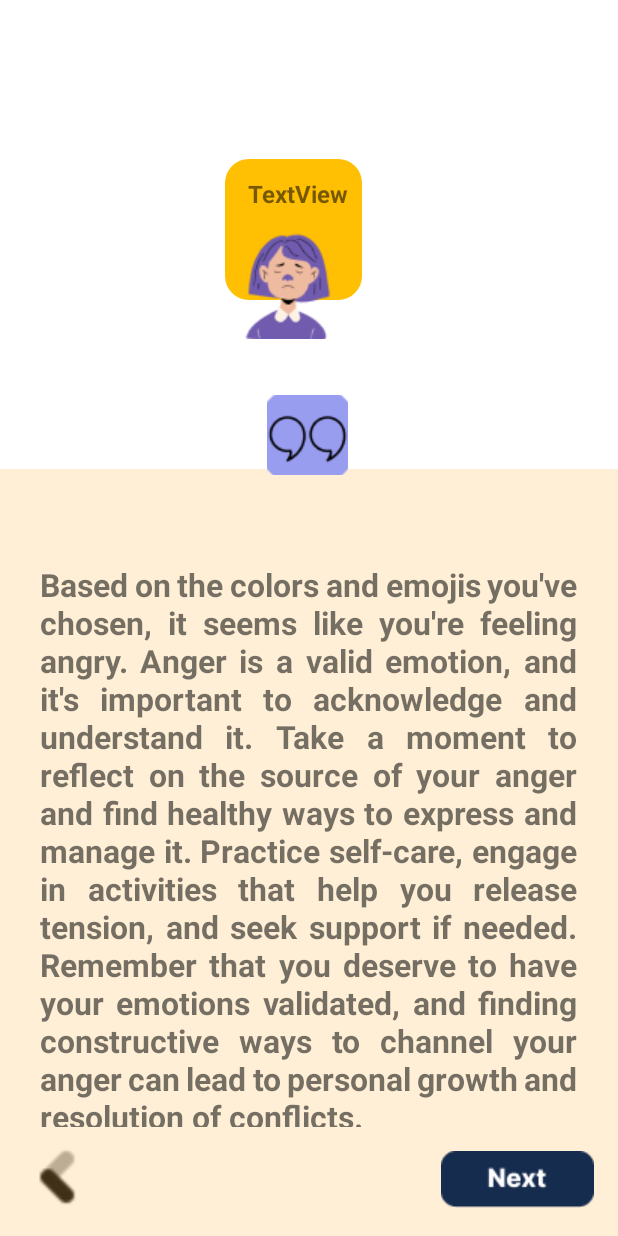
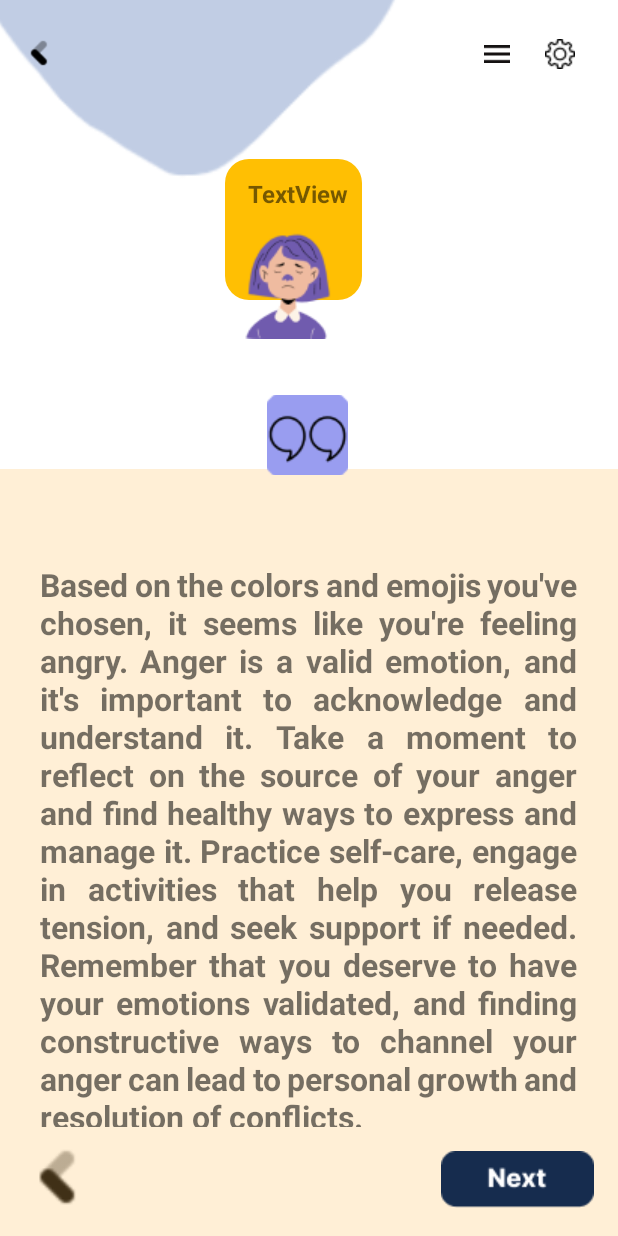
Before and after one commit to StayFrosht/Serenity, an Android app: the Combo screen opened directly, with no data from a screen before it, on a phone screen of 412 x 824 dp. Run offline under Robolectric (Android 15) with nearby library versions, the phone set to English and light mode, and no system bars; 1 statement that could not run was skipped.

Commit message:
Added Random Quotes Functionality, added page Quote and combo : Menu, Back, Settings, Functionality

```diff
--- a/app/src/main/java/com/example/application/Combo.java
+++ b/app/src/main/java/com/example/application/Combo.java
@@ -34,12 +34,35 @@ public class Combo extends AppCompatActivity {
 
         // Update the emote image and text
         setEmote(emote);
-
-        ImageView backButton = findViewById(R.id.back2);
+        ImageView btnNext = findViewById(R.id.btnNext);
+        btnNext.setOnClickListener(new View.OnClickListener() {
+            @Override
+            public void onClick(View v) {
+                Intent intent = new Intent(Combo.this, com.example.application.Quote.class);
+                startActivity(intent);
+            }
+        });
+        ImageView backButton = findViewById(R.id.btnBack5);
         backButton.setOnClickListener(new View.OnClickListener() {
             @Override
             public void onClick(View v) {
                 finish(); // Close the current activity and return to the previous page
+            }
+        });
+        ImageView btnMenu = findViewById(R.id.btnMenu5);
+        btnMenu.setOnClickListener(new View.OnClickListener() {
+            @Override
+            public void onClick(View v) {
+                Intent intent = new Intent(Combo.this, com.example.application.MainAct.class);
+                startActivity(intent);
+            }
+        });
+        ImageView btnSettings = findViewById(R.id.btnSetting5);
+        btnSettings.setOnClickListener(new View.OnClickListener() {
+            @Override
+            public void onClick(View v) {
+                Intent intent = new Intent(Combo.this, com.example.application.Settings.class);
+                startActivity(intent);
             }
         });
 
--- a/app/src/main/res/layout/activity_combo.xml
+++ b/app/src/main/res/layout/activity_combo.xml
@@ -6,6 +6,56 @@
     android:layout_height="match_parent"
     android:background="#0FFFFFFF"
     tools:context=".Combo">
+
+    <ImageButton
+        android:id="@+id/btnMenu5"
+        android:layout_width="34dp"
+        android:layout_height="40dp"
+        android:background="#02FFFFFF"
+        android:tint="#E9100D0D"
+        app:layout_constraintBottom_toBottomOf="parent"
+        app:layout_constraintEnd_toEndOf="parent"
+        app:layout_constraintHorizontal_bias="0.83"
+        app:layout_constraintStart_toStartOf="parent"
+        app:layout_constraintTop_toTopOf="parent"
+        app:layout_constraintVertical_bias="0.02"
+        app:srcCompat="@drawable/menu_icon" />
+
+    <ImageButton
+        android:id="@+id/btnSetting5"
+        android:layout_width="wrap_content"
+        android:layout_height="wrap_content"
+        android:backgroundTint="#FFFFFF"
+        android:tint="#000000"
+        app:layout_constraintBottom_toBottomOf="parent"
+        app:layout_constraintEnd_toEndOf="parent"
+        app:layout_constraintHorizontal_bias="0.954"
+        app:layout_constraintStart_toStartOf="parent"
+        app:layout_constraintTop_toTopOf="parent"
+        app:layout_constraintVertical_bias="0.02"
+        app:srcCompat="@drawable/_settings_1" />
+
+    <ImageView
+        android:id="@+id/quoteBordertop2"
+        android:layout_width="391dp"
+        android:layout_height="296dp"
+        android:layout_marginEnd="96dp"
+        android:layout_marginBottom="668dp"
+        app:layout_constraintBottom_toBottomOf="parent"
+        app:layout_constraintEnd_toEndOf="parent"
+        app:srcCompat="@drawable/qg_des1" />
+
+    <ImageView
+        android:id="@+id/btnBack5"
+        android:layout_width="19dp"
+        android:layout_height="41dp"
+        app:layout_constraintBottom_toBottomOf="parent"
+        app:layout_constraintEnd_toEndOf="parent"
+        app:layout_constraintHorizontal_bias="0.042"
+        app:layout_constraintStart_toStartOf="parent"
+        app:layout_constraintTop_toTopOf="parent"
+        app:layout_constraintVertical_bias="0.019"
+        app:srcCompat="@drawable/back1" />
 
     <ImageView
         android:id="@+id/back2"
--- a/app/src/main/res/layout/activity_surround.xml
+++ b/app/src/main/res/layout/activity_surround.xml
@@ -73,18 +73,14 @@
         android:layout_height="144dp"
         android:layout_alignParentLeft="true"
         android:layout_alignParentTop="true"
-        android:layout_marginLeft="40dp"
-        android:layout_marginTop="324dp"
         android:gravity="top"
         android:text="@string/surround_yo"
         android:textAppearance="@style/surround_yo"
         android:textSize="41sp"
         app:layout_constraintBottom_toBottomOf="parent"
         app:layout_constraintEnd_toEndOf="parent"
-        app:layout_constraintHorizontal_bias="0.0"
         app:layout_constraintStart_toStartOf="parent"
-        app:layout_constraintTop_toTopOf="parent"
-        app:layout_constraintVertical_bias="0.053" />
+        app:layout_constraintTop_toTopOf="parent" />
 
     <TextView
         android:id="@+id/by_surround"
--- a/app/src/main/res/values/strings.xml
+++ b/app/src/main/res/values/strings.xml
@@ -14,6 +14,7 @@ Based on the colors and emojis you\'ve chosen, it seems like you\'re feeling wor
     <string name="dissapointed_quote">Based on the colors and emojis you\'ve chosen, it seems like you\'re feeling disappointed. It\'s natural to feel let down at times. Allow yourself to process and express your disappointment. Take this as an opportunity to reflect on your expectations, learn from the experience, and find ways to move forward with resilience. Remember that setbacks and disappointments are temporary, and brighter days lie ahead.</string>
     <string name="angry_quote">Based on the colors and emojis you\'ve chosen, it seems like you\'re feeling angry. Anger is a valid emotion, and it\'s important to acknowledge and understand it. Take a moment to reflect on the source of your anger and find healthy ways to express and manage it. Practice self-care, engage in activities that help you release tension, and seek support if needed. Remember that you deserve to have your emotions validated, and finding constructive ways to channel your anger can lead to personal growth and resolution of conflicts.</string>
     <string name="anxious_quote">Based on the colors and emojis you\'ve chosen, it seems like you\'re feeling anxious. Anxiety can be overwhelming, but remember that you have the strength to navigate through it. Take some time to identify the triggers of your anxiety and explore coping mechanisms that work best for you. Practice self-care, engage in relaxation techniques, and consider reaching out to a trusted friend or professional for support. Remember, it\'s okay to ask for help, and taking proactive steps to manage your anxiety can lead to a greater sense of peace and well-being.</string>
+
 
 
     <string name="title_activity_settings">Settings</string>
```
Also changed, not shown: app/src/main/java/com/example/application/Feel.java (+37 -5 lines), app/src/main/java/com/example/application/MainAct.java (+54 -6 lines), app/src/main/java/com/example/application/Quote.java (+52 -0 lines), app/src/main/java/com/example/application/Settings.java (+64 -7 lines), app/src/main/res/layout/activity_quote.xml (+5 -5 lines), app/src/main/res/values/quotes.xml (added, +15 -0 lines).
